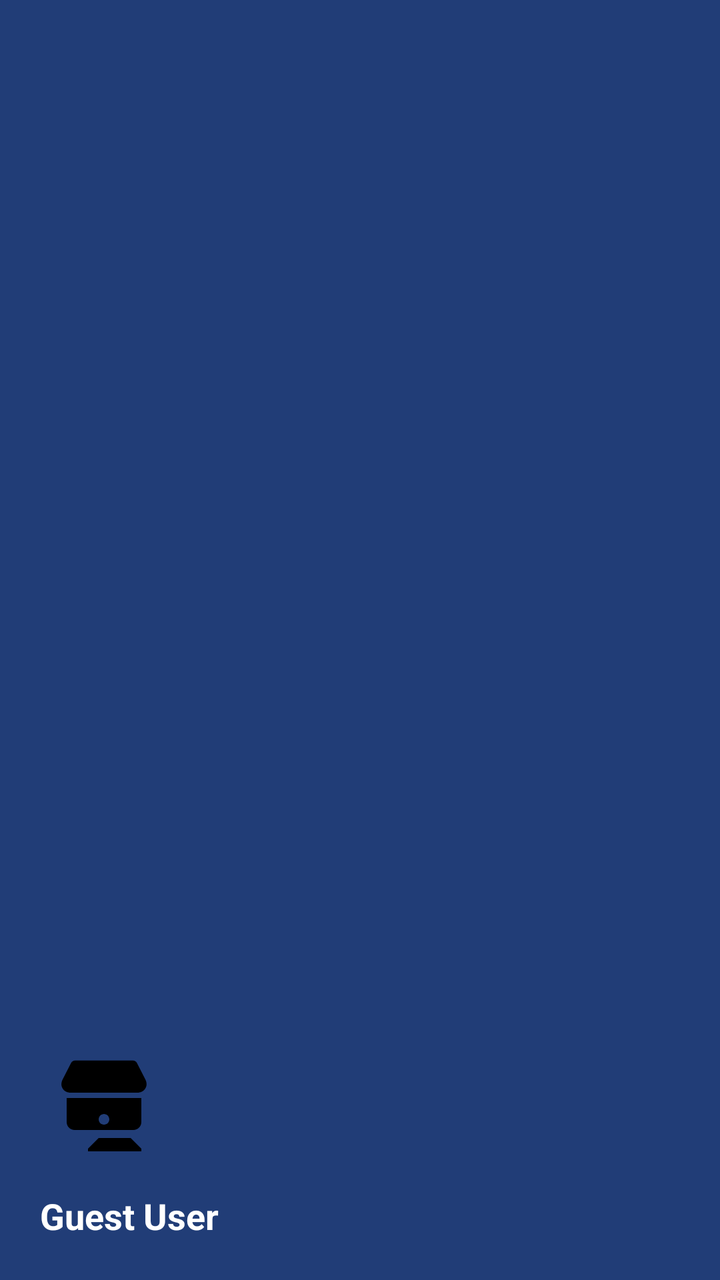
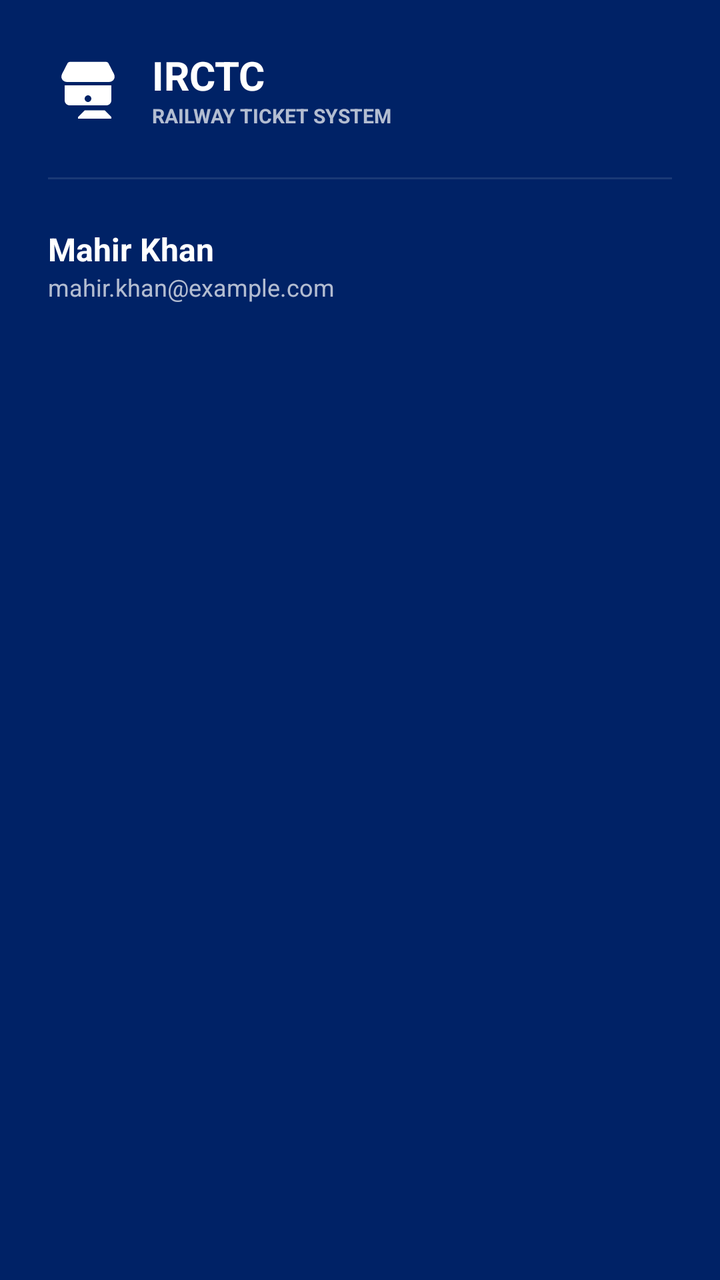

Screens rendered from an Android XML layout before and after an edit, with the pre-edit source and the edit as a unified diff.
<!-- AndroidManifest.xml: application theme Theme.IRCTC -->
<!-- res/layout/nav_header.xml -->
<?xml version="1.0" encoding="utf-8"?>
<LinearLayout xmlns:android="http://schemas.android.com/apk/res/android"
    android:layout_width="match_parent"
    android:layout_height="180dp"
    android:background="#213D77"
    android:gravity="bottom"
    android:orientation="vertical"
    android:padding="20dp">

    <ImageView
        android:layout_width="64dp"
        android:layout_height="64dp"
        android:src="@drawable/ic_subway" />

    <TextView
        android:id="@+id/navUserName"
        android:layout_width="wrap_content"
        android:layout_height="wrap_content"
        android:layout_marginTop="12dp"
        android:text="Guest User"
        android:textColor="#FFFFFF"
        android:textSize="18sp"
        android:textStyle="bold" />

</LinearLayout>
<!-- resources referenced by this layout -->
<resources>
  <!-- drawable ic_subway (drawable) -->
  <vector xmlns:android="http://schemas.android.com/apk/res/android"
      android:width="24dp"
      android:height="24dp"
      android:viewportWidth="24"
      android:viewportHeight="24">
      <path
          android:fillColor="#000000"
          android:pathData="M17.41,3.96L17.41,3.96c0.32,0 0.6,0.18 0.75,0.45l1.6,3.12C20.44,8.9 19.46,10 18.25,10H5.75c-1.21,0 -2.19,-1.1 -1.51,-2.47l1.6,-3.12c0.15,-0.27 0.43,-0.45 0.75,-0.45h0.01M5,15.5C5,16.33 5.67,17 6.5,17h11c0.83,0 1.5,-0.67 1.5,-1.5V11H5v4.5zM12,14c0.55,0 1,0.45 1,1s-0.45,1 -1,1 -1,-0.45 -1,-1 0.45,-1 1,-1zM11,18.5l-2,2v0.5h10v-0.5l-2,-2H11z" />
  </vector>
  <style name="Theme.IRCTC" parent="Theme.MaterialComponents.DayNight.NoActionBar">
          
          <item name="colorPrimary">@color/irctc_blue</item>
          <item name="colorPrimaryVariant">@color/irctc_blue</item>
          <item name="onPrimary">@color/white</item>
          
          <item name="colorSecondary">@color/irctc_orange</item>
          <item name="colorSecondaryVariant">@color/irctc_orange</item>
          <item name="onSecondary">@color/black</item>
          
          <item name="android:statusBarColor">?attr/colorPrimaryVariant</item>
          
      </style>
  <color name="irctc_blue">#213D77</color>
  <color name="white">#FFFFFFFF</color>
  <color name="irctc_orange">#F58220</color>
  <color name="black">#FF000000</color>
</resources>

<!-- the commit's change to res/layout/nav_header.xml (unified diff, before → after) -->
@@ -1,25 +1,68 @@
 <?xml version="1.0" encoding="utf-8"?>
 <LinearLayout xmlns:android="http://schemas.android.com/apk/res/android"
     android:layout_width="match_parent"
-    android:layout_height="180dp"
-    android:background="#213D77"
-    android:gravity="bottom"
+    android:layout_height="wrap_content"
+    android:background="#002266"
     android:orientation="vertical"
-    android:padding="20dp">
+    android:padding="24dp">
 
-    <ImageView
-        android:layout_width="64dp"
-        android:layout_height="64dp"
-        android:src="@drawable/ic_subway" />
+    <LinearLayout
+        android:layout_width="match_parent"
+        android:layout_height="wrap_content"
+        android:gravity="center_vertical"
+        android:orientation="horizontal">
+
+        <ImageView
+            android:layout_width="40dp"
+            android:layout_height="40dp"
+            android:src="@drawable/ic_subway"
+            android:tint="#FFFFFF" />
+
+        <LinearLayout
+            android:layout_width="wrap_content"
+            android:layout_height="wrap_content"
+            android:layout_marginStart="12dp"
+            android:orientation="vertical">
+
+            <TextView
+                android:layout_width="wrap_content"
+                android:layout_height="wrap_content"
+                android:text="IRCTC"
+                android:textColor="#FFFFFF"
+                android:textSize="20sp"
+                android:textStyle="bold" />
+
+            <TextView
+                android:layout_width="wrap_content"
+                android:layout_height="wrap_content"
+                android:text="RAILWAY TICKET SYSTEM"
+                android:textColor="#B3FFFFFF"
+                android:textSize="10sp"
+                android:textStyle="bold" />
+        </LinearLayout>
+    </LinearLayout>
+
+    <View
+        android:layout_width="match_parent"
+        android:layout_height="1dp"
+        android:layout_marginVertical="24dp"
+        android:background="#1AFFFFFF" />
 
     <TextView
         android:id="@+id/navUserName"
         android:layout_width="wrap_content"
         android:layout_height="wrap_content"
-        android:layout_marginTop="12dp"
-        android:text="Guest User"
+        android:text="Mahir Khan"
         android:textColor="#FFFFFF"
-        android:textSize="18sp"
+        android:textSize="16sp"
         android:textStyle="bold" />
 
+    <TextView
+        android:id="@+id/navUserEmail"
+        android:layout_width="wrap_content"
+        android:layout_height="wrap_content"
+        android:text="mahir.khan@example.com"
+        android:textColor="#B3FFFFFF"
+        android:textSize="12sp" />
+
 </LinearLayout>
<!-- resource entries referenced after the edit -->
@@ -14,11 +14,11 @@
           
           <item name="colorPrimary">@color/irctc_blue</item>
           <item name="colorPrimaryVariant">@color/irctc_blue</item>
-          <item name="onPrimary">@color/white</item>
+          <item name="colorOnPrimary">@color/white</item>
           
           <item name="colorSecondary">@color/irctc_orange</item>
           <item name="colorSecondaryVariant">@color/irctc_orange</item>
-          <item name="onSecondary">@color/black</item>
+          <item name="colorOnSecondary">@color/black</item>
           
           <item name="android:statusBarColor">?attr/colorPrimaryVariant</item>
           
